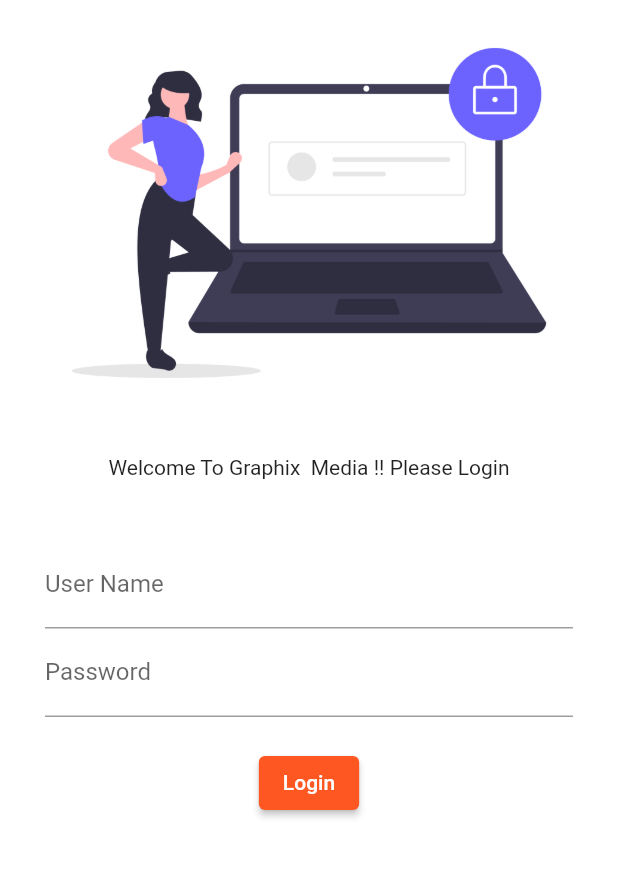
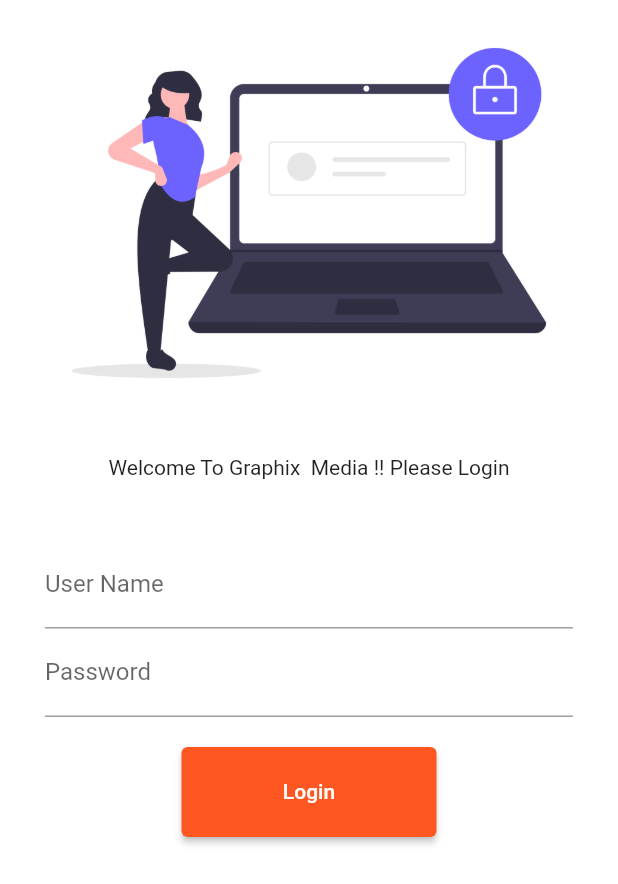
Before and after one commit to Rahulgraphix/myfirstapp, a Flutter app: the screen it shows after launch, on a phone screen of 412 x 824 dp. Shown: the top 884 px of the screen. Run offline on Flutter 3.47's test engine with Material 2 defaults, Android fonts, the phone set to English and light mode, and no system bars.

Commit message:
first commit

```diff
--- a/lib/Screen/loin_page.dart
+++ b/lib/Screen/loin_page.dart
@@ -1,15 +1,18 @@
 import 'package:flutter/material.dart';
+import 'package:myapp/util/routes.dart';
 
 class LoginPage extends StatelessWidget {
   @override
   Widget build(BuildContext context) {
     return Material(
       color: Colors.white,
+      child: SingleChildScrollView(
         child: Column(
           children: [
             Image.asset(
               "assets/images/login_img.png",
               fit: BoxFit.cover,
+              // height: 800,
             ),
             SizedBox(
               height: 20,
@@ -37,16 +40,17 @@ class LoginPage extends StatelessWidget {
                   ),
                   ElevatedButton(
                     onPressed: () {
-                    print("Graphix Media");
+                      Navigator.pushNamed(context, MyRoutes.homeRoute);
                     },
                     child: Text("Login"),
-                  style: TextButton.styleFrom(),
+                    style: TextButton.styleFrom(minimumSize: Size(170, 60)),
                   )
                 ],
               ),
             )
           ],
         ),
+      ),
     );
   }
 }
--- a/lib/main.dart
+++ b/lib/main.dart
@@ -1,6 +1,7 @@
 import 'package:flutter/material.dart';
 import 'package:myapp/Screen/home.dart';
 import 'package:myapp/Screen/loin_page.dart';
+import 'package:myapp/util/routes.dart';
 
 void main() {
   runApp(MyApp());
@@ -21,8 +22,8 @@ class MyApp extends StatelessWidget {
       initialRoute: "/",
       routes: {
         "/": (context) => LoginPage(),
-        "/home": (context) => Homepage(),
-        "/Login": (context) => LoginPage(),
+        MyRoutes.homeRoute: (context) => Homepage(),
+        MyRoutes.loginRoute: (context) => LoginPage(),
       },
     );
   }
--- /dev/null
+++ b/lib/util/routes.dart
@@ -0,0 +1,4 @@
+class MyRoutes {
+  static String loginRoute = "/Login";
+  static String homeRoute = "/home";
+}
```
Lines whose indentation alone changed are shown as unchanged.
